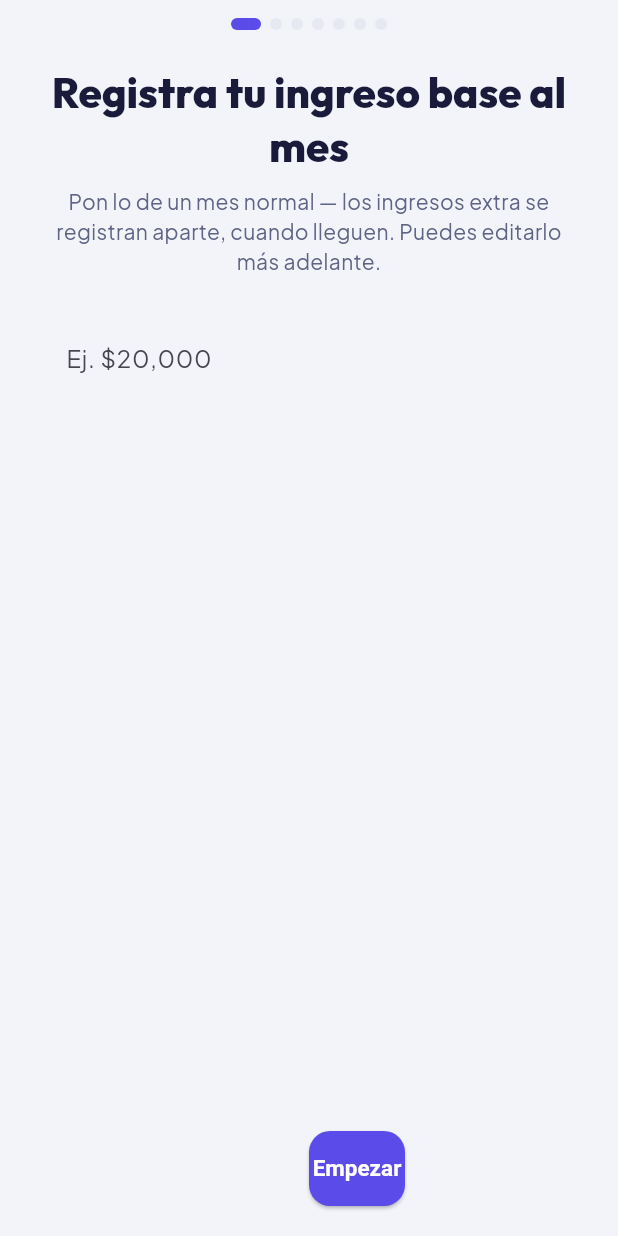
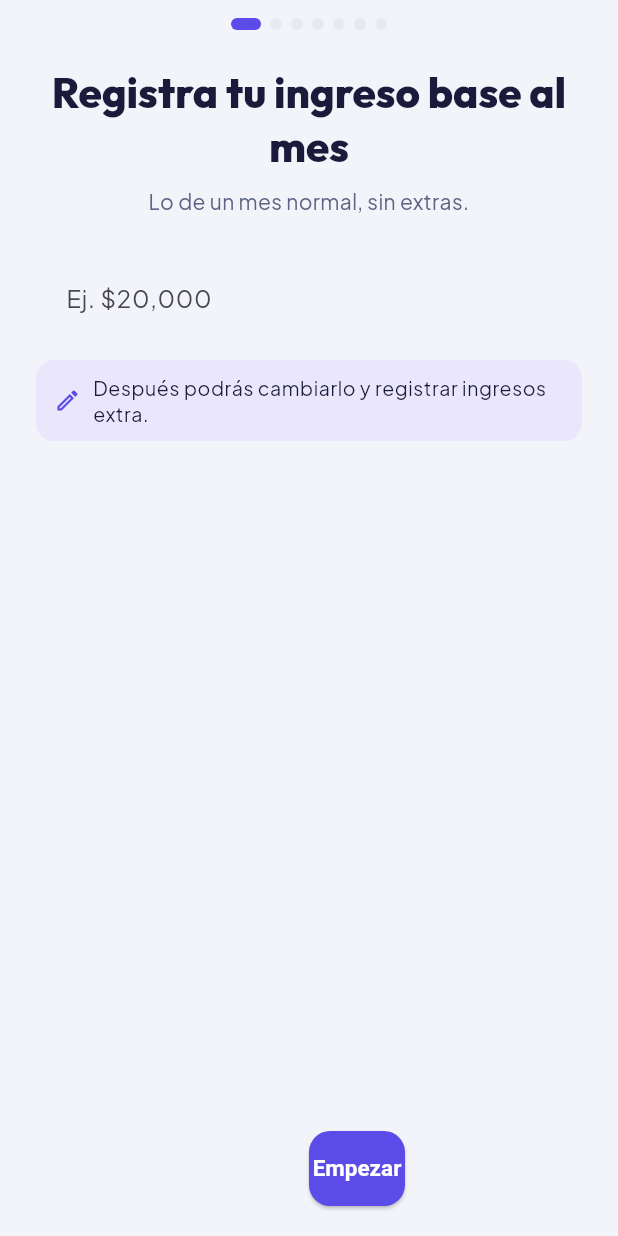
Before and after one commit to elizaldemanuel1612/app-finanzas, a Flutter app: the screen it shows once a user with an empty profile is signed in, swiped to page 3, on a phone screen of 412 x 824 dp. Run offline on Flutter 3.47's test engine with Material 3 defaults, Android fonts, the phone set to English and light mode, and no system bars; our stand-ins replace file_picker, firebase_auth, firebase_core, google_sign_in, image_picker, share_plus and 1 more; accounts and stored records are empty.

Commit message:
Onboarding proporcional al ingreso y reajuste al cambiar el ingreso base
- Onboarding: día de corte arranca en 1; ninguna categoría sugerida trae
  monto absoluto de fábrica (antes Vivienda $15,700) — todo lo no editado
  se reparte por peso y se recalcula si se corrige el ingreso; lo que se
  desmarca al regresar se archiva; botón "Usar la sugerencia" cuando los
  montos editados se pasan; notas breves de "después podrás…" y campo de
  monto más ancho para 6 cifras.
- domain/presupuesto/reajuste_ingreso.dart: reescala categorías activas y
  meta por monto en proporción al ingreso nuevo (enteros, mínimo $1), con
  pruebas. Regla documentada primero en addendum-v3 §2.5.1.
- Ingresos del ciclo: al guardar un ingreso base distinto pregunta si
  ajusta las categorías ("Ajustar" / "Dejar como están").

Co-Authored-By: Claude Opus 5.5 <noreply@anthropic.com>

```diff
--- a/lib/ui/onboarding/pantalla_onboarding.dart
+++ b/lib/ui/onboarding/pantalla_onboarding.dart
@@ -23,14 +23,17 @@ import '../meta/selector_meta.dart';
 enum _TipoCiclo { corte, mesNatural, otroDia }
 
 /// Una de las 8 categorías sugeridas del prototipo interactivo
-/// (`app-finanzas-onboarding-INTERACTIVO.html`, arreglo `CATS`).
+/// (`app-finanzas-onboarding-INTERACTIVO.html`, arreglo `CATS`). Ninguna
+/// trae un monto absoluto de fábrica: todas se sugieren repartiendo por
+/// [peso] lo disponible, así que siempre son proporcionales al ingreso
+/// capturado (addendum-v3-ajuste-y-ux.md §2.5.1). [fijaSugerida] solo
+/// decide si arranca marcada como "Fijo".
 final class _CategoriaSugerida {
   final String id;
   final String emoji;
   final String nombre;
   final int peso;
   final bool fijaSugerida;
-  final int montoSugeridoPesos;
 
   const _CategoriaSugerida({
     required this.id,
@@ -38,19 +41,18 @@ final class _CategoriaSugerida {
     required this.nombre,
     required this.peso,
     this.fijaSugerida = false,
-    this.montoSugeridoPesos = 0,
   });
 }
 
 const _categoriasSugeridas = [
-  _CategoriaSugerida(id: 'vivienda', emoji: '🏠', nombre: 'Vivienda', peso: 30, fijaSugerida: true, montoSugeridoPesos: 15700),
+  _CategoriaSugerida(id: 'vivienda', emoji: '🏠', nombre: 'Vivienda', peso: 30, fijaSugerida: true),
   _CategoriaSugerida(id: 'super', emoji: '🛒', nombre: 'Súper', peso: 25),
   _CategoriaSugerida(id: 'salidas', emoji: '🍿', nombre: 'Salidas', peso: 20),
   _CategoriaSugerida(id: 'auto', emoji: '🚗', nombre: 'Auto', peso: 15),
   _CategoriaSugerida(id: 'salud', emoji: '💊', nombre: 'Salud', peso: 10),
   _CategoriaSugerida(id: 'hijos', emoji: '👶', nombre: 'Hijos', peso: 14),
-  _CategoriaSugerida(id: 'gimnasio', emoji: '🏋️', nombre: 'Gimnasio', peso: 4, fijaSugerida: true, montoSugeridoPesos: 700),
-  _CategoriaSugerida(id: 'suscripciones', emoji: '🎵', nombre: 'Suscripciones', peso: 3, fijaSugerida: true, montoSugeridoPesos: 500),
+  _CategoriaSugerida(id: 'gimnasio', emoji: '🏋️', nombre: 'Gimnasio', peso: 4, fijaSugerida: true),
+  _CategoriaSugerida(id: 'suscripciones', emoji: '🎵', nombre: 'Suscripciones', peso: 3, fijaSugerida: true),
 ];
 
 const _seleccionInicial = {'vivienda', 'super', 'salidas', 'auto', 'salud'};
@@ -91,7 +93,8 @@ class _PantallaOnboardingState extends State<PantallaOnboarding> {
 
   // Paso 1 — ¿Cuándo empieza tu mes?
   _TipoCiclo _tipoCiclo = _TipoCiclo.corte;
-  int _diaCorte = 12;
+  // Día 1 como punto de partida neutro: no sugerir el corte de nadie.
+  int _diaCorte = 1;
 
   // Paso 2 — ¿Cuánto entra al mes?
   final _ingresoControlador = TextEditingController();
@@ -211,20 +214,18 @@ class _PantallaOnboardingState extends State<PantallaOnboarding> {
     final disponible = _disponibleParaCategorias();
     final montos = <String, Dinero>{};
 
+    // Lo que el usuario escribió a mano se respeta tal cual (regla #10:
+    // nadie le mueve un monto que ya decidió); todo lo demás — fijo o
+    // variable — sale del reparto por peso, proporcional al ingreso.
     for (final c in _categoriasSugeridas) {
       if (!_seleccionadas.contains(c.id)) continue;
-      if (_marcadasComoFijas.contains(c.id) || _montosEditados.containsKey(c.id)) {
-        montos[c.id] = _montosEditados[c.id] ??
-            Dinero.pesos(c.montoSugeridoPesos); // solo aplica a fijas sin editar
-      }
+      final editado = _montosEditados[c.id];
+      if (editado != null) montos[c.id] = editado;
     }
 
     final variablesAuto = [
       for (final c in _categoriasSugeridas)
-        if (_seleccionadas.contains(c.id) &&
-            !_marcadasComoFijas.contains(c.id) &&
-            !_montosEditados.containsKey(c.id))
-          c,
+        if (_seleccionadas.contains(c.id) && !_montosEditados.containsKey(c.id)) c,
     ];
     final disponibleParaAuto = disponible - Dinero.suma(montos.values);
     final repartido = repartirPorPesos(
@@ -242,7 +243,15 @@ class _PantallaOnboardingState extends State<PantallaOnboarding> {
     final montos = _montosCalculados();
     for (final c in _categoriasSugeridas) {
       final monto = montos[c.id];
-      if (monto == null || !monto.esPositivo) continue;
+      if (monto == null || !monto.esPositivo) {
+        // Si regresó y la desmarcó, la que ya se había guardado se archiva
+        // en vez de quedar activa con el monto de la primera vuelta.
+        final previa = await widget.categoriaRepositorio.buscarPorId(c.id);
+        if (previa != null && previa.activa) {
+          await widget.categoriaRepositorio.guardar(conActiva(previa, false));
+        }
+        continue;
+      }
       final esFija = _marcadasComoFijas.contains(c.id);
       final resultado = esFija
           ? crearCategoriaFija(
@@ -403,8 +412,8 @@ class _PantallaOnboardingState extends State<PantallaOnboarding> {
   Widget _paginaIngreso() {
     return _Paso(
       titulo: 'Registra tu ingreso base al mes',
-      subtitulo: 'Pon lo de un mes normal — los ingresos extra se registran aparte, '
-          'cuando lleguen. Puedes editarlo más adelante.',
+      subtitulo: 'Lo de un mes normal, sin extras.',
+      nota: 'Después podrás cambiarlo y registrar ingresos extra.',
       child: Column(
         children: [
           TextField(
@@ -429,7 +438,8 @@ class _PantallaOnboardingState extends State<PantallaOnboarding> {
     final ingreso = _ingreso ?? const Dinero.cero();
     return _Paso(
       titulo: '¿Cuánto quieres apartar?',
-      subtitulo: 'Lo puedes cambiar cuando quieras — esto solo te da un punto de partida.',
+      subtitulo: 'Es solo un punto de partida.',
+      nota: 'Podrás cambiar tu meta cuando quieras.',
       child: SelectorMeta(
         ingresoBase: ingreso,
         fijas: const [],
@@ -455,8 +465,8 @@ class _PantallaOnboardingState extends State<PantallaOnboarding> {
 
     return _Paso(
       titulo: '¡Clasifiquemos tus gastos!',
-      subtitulo: 'Te doy una sugerencia, pero tú puedes editarla ahora o después, '
-          'incluso agregar o quitar categorías.',
+      subtitulo: 'Te doy una sugerencia según tu ingreso; edítala si quieres.',
+      nota: 'Después podrás agregar, editar o quitar categorías.',
       child: Column(
         crossAxisAlignment: CrossAxisAlignment.stretch,
         children: [
@@ -503,7 +513,7 @@ class _PantallaOnboardingState extends State<PantallaOnboarding> {
                     ),
                     const SizedBox(width: 8),
                     SizedBox(
-                      width: 100,
+                      width: 116,
                       child: TextField(
                         controller: _montoControladores[c.id],
                         focusNode: _montoFocos[c.id],
@@ -537,10 +547,23 @@ class _PantallaOnboardingState extends State<PantallaOnboarding> {
                 color: ColoresApp.ambarSuave,
                 borderRadius: BorderRadius.circular(12),
               ),
-              child: Text(
-                'Tus categorías (${total.formateado()}) ya se pasan de lo disponible '
-                '(${disponible.formateado()}). Ajusta los montos arriba.',
-                style: const TextStyle(color: ColoresApp.ambarTexto),
+              child: Column(
+                crossAxisAlignment: CrossAxisAlignment.start,
+                children: [
+                  Text(
+                    'Tus categorías (${total.formateado()}) ya se pasan de lo disponible '
+                    '(${disponible.formateado()}). Ajusta los montos arriba.',
+                    style: const TextStyle(color: ColoresApp.ambarTexto),
+                  ),
+                  // Si cambió el ingreso después de escribir montos a mano,
+                  // esto los regresa al reparto proporcional (§2.5.1).
+                  if (_montosEditados.isNotEmpty)
+                    TextButton.icon(
+                      onPressed: () => setState(_montosEditados.clear),
+                      icon: const Icon(Icons.refresh, size: 18),
+                      label: const Text('Usar la sugerencia'),
+                    ),
+                ],
               ),
             ),
           ],
@@ -572,8 +595,8 @@ class _PantallaOnboardingState extends State<PantallaOnboarding> {
           const Text('¿Traes historial?', style: TextStyle(fontWeight: FontWeight.w700)),
           const SizedBox(height: 4),
           const Text(
-            'Si tienes registrados tus gastos de meses pasados, puedes importarlos '
-            'para tener un historial más completo, si no, no pasa nada.',
+            'Si tienes tus gastos de meses pasados en un archivo, impórtalos. '
+            'Si no, no pasa nada: también puedes hacerlo después desde Ajustes.',
             textAlign: TextAlign.center,
             style: TextStyle(color: ColoresApp.medio),
           ),
@@ -735,9 +758,13 @@ class _RenglonTemaMuestra extends StatelessWidget {
 class _Paso extends StatelessWidget {
   final String? titulo;
   final String? subtitulo;
+
+  /// Recordatorio breve de que el dato se puede cambiar después, para que
+  /// el onboarding no se sienta definitivo.
+  final String? nota;
   final Widget child;
 
-  const _Paso({this.titulo, this.subtitulo, required this.child});
+  const _Paso({this.titulo, this.subtitulo, this.nota, required this.child});
 
   @override
   Widget build(BuildContext context) {
@@ -755,8 +782,42 @@ class _Paso extends StatelessWidget {
             Text(subtitulo!, textAlign: TextAlign.center, style: const TextStyle(color: ColoresApp.medio)),
           const SizedBox(height: 28),
           child,
+          if (nota != null) ...[
+            const SizedBox(height: 16),
+            _NotaDespues(nota!),
+          ],
+          const SizedBox(height: 16),
         ],
       ),
     );
   }
 }
+
+class _NotaDespues extends StatelessWidget {
+  final String texto;
+
+  const _NotaDespues(this.texto);
+
+  @override
+  Widget build(BuildContext context) {
+    return Container(
+      padding: const EdgeInsets.symmetric(horizontal: 12, vertical: 10),
+      decoration: BoxDecoration(
+        color: ColoresApp.violetaSuave,
+        borderRadius: BorderRadius.circular(12),
+      ),
+      child: Row(
+        children: [
+          const Icon(Icons.edit_outlined, size: 18, color: ColoresApp.violeta),
+          const SizedBox(width: 8),
+          Expanded(
+            child: Text(
+              texto,
+              style: Theme.of(context).textTheme.bodySmall?.copyWith(color: ColoresApp.tinta),
+            ),
+          ),
+        ],
+      ),
+    );
+  }
+}
```
Also changed, not shown: lib/domain/presupuesto/reajuste_ingreso.dart (added, +84 -0 lines), lib/ui/ingresos/pantalla_ingresos_del_ciclo.dart (+58 -1 lines), 3 other files.
